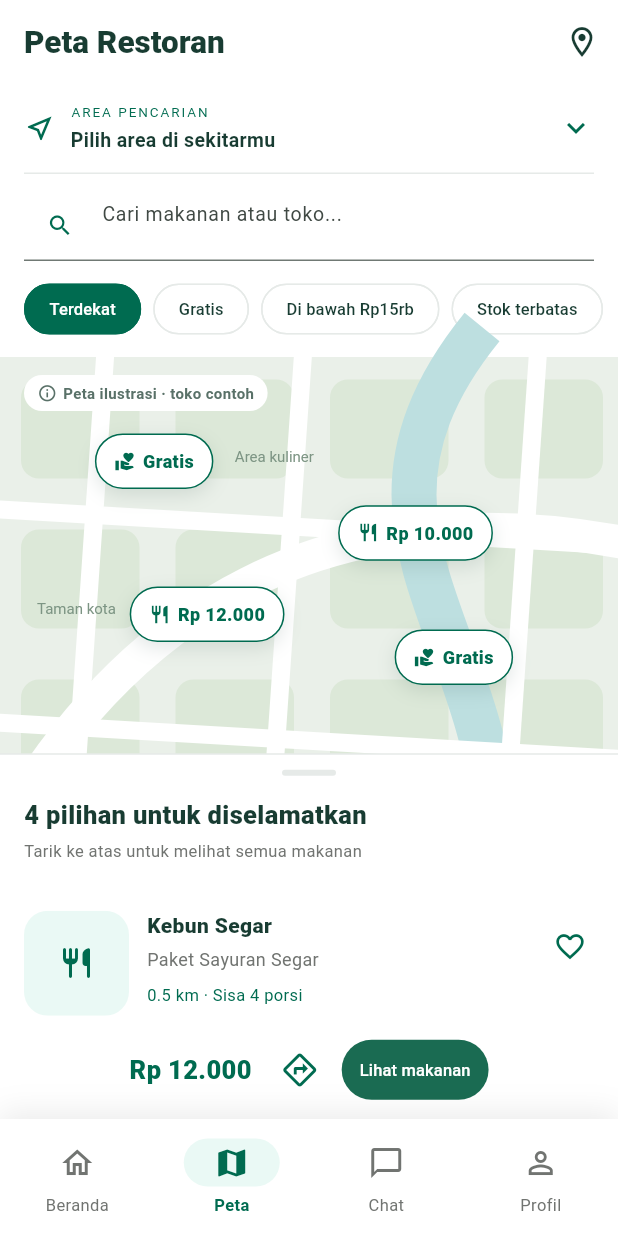
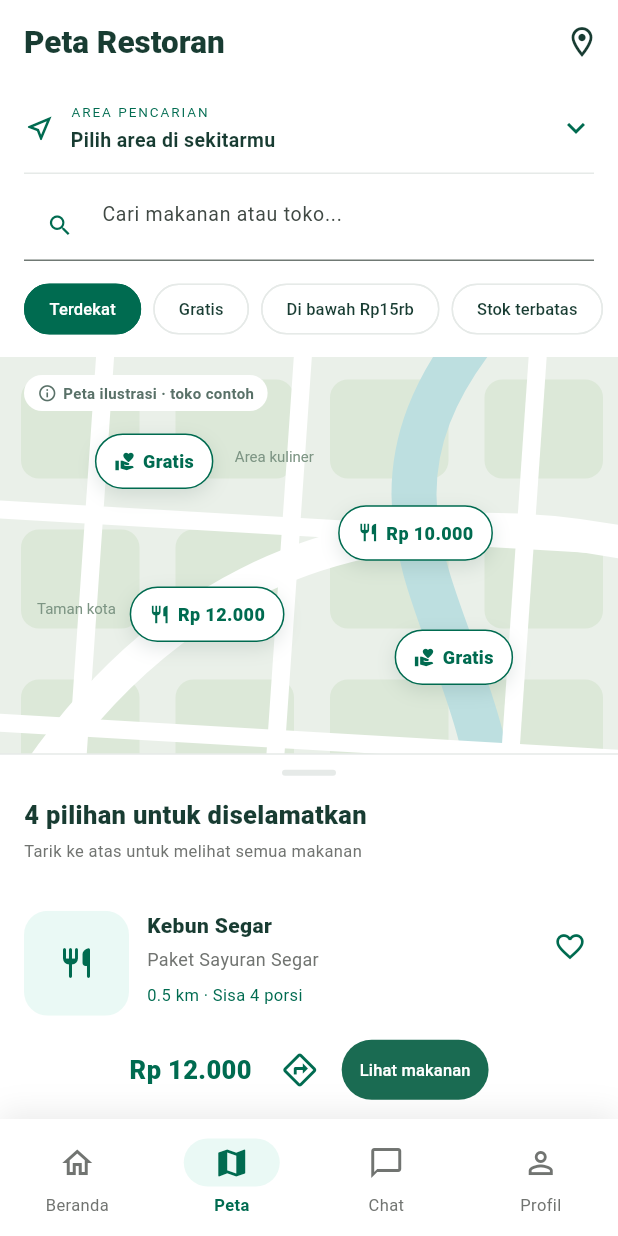
Before and after one commit to khierrro/BagiPorsi, a Flutter app: the screen it shows after launch, item 2 of the bottom bar chosen, on a phone screen of 412 x 824 dp. Run offline on Flutter 3.47's test engine with Material 3 defaults, Android fonts, the phone set to English and light mode, and no system bars; network calls fail.

Commit message:
feat(peta): memperbaiki bug UI sungai

```diff
--- a/lib/screens/peta.dart
+++ b/lib/screens/peta.dart
@@ -251,7 +251,6 @@ class _PetaState extends State<Peta> {
             Expanded(
               child: LayoutBuilder(
                 builder: (context, constraints) {
-                  // Keep the map and results usable with a keyboard or large text.
                   if (constraints.maxHeight < 260) {
                     return ListView(
                       padding: const EdgeInsets.all(16),
@@ -261,7 +260,8 @@ class _PetaState extends State<Peta> {
                       ],
                     );
                   }
-                  return Stack(
+                  return ClipRect(
+                    child: Stack(
                       children: [
                         Positioned.fill(
                           child: CustomPaint(
@@ -401,6 +401,7 @@ class _PetaState extends State<Peta> {
                           ),
                         ),
                       ],
+                    ),
                   );
                 },
               ),
```
Lines whose indentation alone changed are shown as unchanged.
